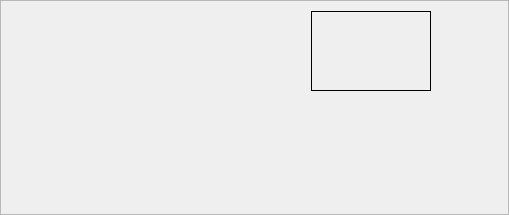
The window that qt_ui/Timeline.ui (FilmColors/VIAN) describes before a commit, drawn with Qt 5.
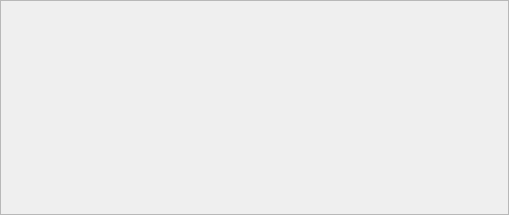
The same window after the commit.

```diff
--- a/qt_ui/Timeline.ui
+++ b/qt_ui/Timeline.ui
@@ -74,7 +74,7 @@
           </rect>
          </property>
          <property name="frameShape">
-          <enum>QFrame::Panel</enum>
+          <enum>QFrame::NoFrame</enum>
          </property>
         </widget>
        </widget>
```
